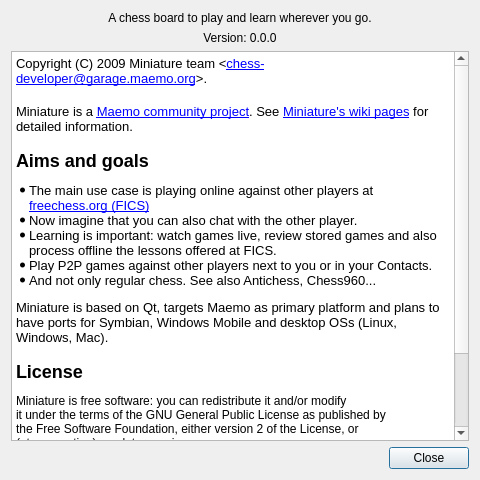
This is src/about.ui in mikhas/miniature as Qt 5 draws it before an edit. The edited form follows.
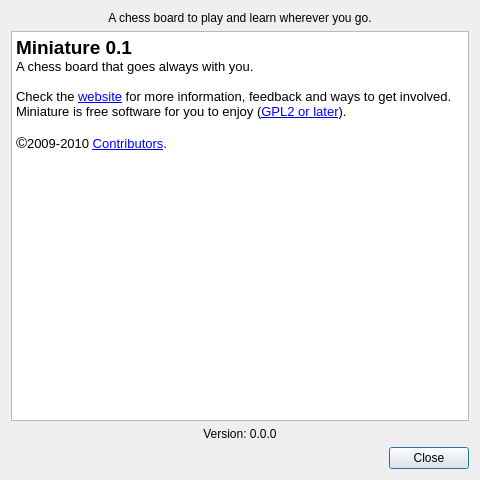
This is the edited form.

Commit message: Shortened "About" dialog

```diff
--- a/src/about.ui
+++ b/src/about.ui
@@ -27,16 +27,6 @@
      </property>
     </widget>
    </item>
-   <item>
-    <widget class="QLabel" name="version">
-     <property name="text">
-      <string>Version: 0.0.0</string>
-     </property>
-     <property name="alignment">
-      <set>Qt::AlignCenter</set>
-     </property>
-    </widget>
-   </item>
    <item>
     <widget class="QTextEdit" name="description">
      <property name="sizePolicy">
@@ -49,33 +39,29 @@
       <string>&lt;!DOCTYPE HTML PUBLIC &quot;-//W3C//DTD HTML 4.0//EN&quot; &quot;http://www.w3.org/TR/REC-html40/strict.dtd&quot;&gt;
 &lt;html&gt;&lt;head&gt;&lt;meta name=&quot;qrichtext&quot; content=&quot;1&quot; /&gt;&lt;style type=&quot;text/css&quot;&gt;
 p, li { white-space: pre-wrap; }
-&lt;/style&gt;&lt;/head&gt;&lt;body style=&quot; font-family:'Sans'; font-size:10pt; font-weight:400; font-style:normal;&quot;&gt;
-&lt;p style=&quot; margin-top:0px; margin-bottom:18px; margin-left:0px; margin-right:0px; -qt-block-indent:0; text-indent:0px;&quot;&gt;Copyright (C) 2009 Miniature team &amp;lt;&lt;a href=&quot;mailto:chess-developer@garage.maemo.org&amp;subject=About%20Miniature&quot;&gt;&lt;span style=&quot; text-decoration: underline; color:#0000ff;&quot;&gt;chess-developer@garage.maemo.org&lt;/span&gt;&lt;/a&gt;&amp;gt;.&lt;/p&gt;
-&lt;p style=&quot; margin-top:0px; margin-bottom:0px; margin-left:0px; margin-right:0px; -qt-block-indent:0; text-indent:0px;&quot;&gt;Miniature is a &lt;a href=&quot;http://maemo.org&quot;&gt;&lt;span style=&quot; text-decoration: underline; color:#0000ff;&quot;&gt;Maemo community project&lt;/span&gt;&lt;/a&gt;. See &lt;a href=&quot;http://wiki.maemo.org/Miniature&quot;&gt;&lt;span style=&quot; text-decoration: underline; color:#0000ff;&quot;&gt;Miniature's wiki pages&lt;/span&gt;&lt;/a&gt; for detailed information. &lt;/p&gt;
-&lt;p style=&quot; margin-top:16px; margin-bottom:12px; margin-left:0px; margin-right:0px; -qt-block-indent:0; text-indent:0px;&quot;&gt;&lt;span style=&quot; font-size:x-large; font-weight:600;&quot;&gt;Aims and goals&lt;/span&gt;&lt;/p&gt;
-&lt;ul style=&quot;-qt-list-indent: 1;&quot;&gt;&lt;li style=&quot; margin-top:12px; margin-bottom:0px; margin-left:-27px; margin-right:0px; -qt-block-indent:0; text-indent:0px;&quot;&gt;The main use case is playing online against other players at &lt;a href=&quot;http://www.freechess.org&quot;&gt;&lt;span style=&quot; text-decoration: underline; color:#0000ff;&quot;&gt;freechess.org (FICS)&lt;/span&gt;&lt;/a&gt;&lt;/li&gt;
-&lt;li style=&quot; margin-top:0px; margin-bottom:0px; margin-left:-27px; margin-right:0px; -qt-block-indent:0; text-indent:0px;&quot;&gt;Now imagine that you can also chat with the other player.&lt;/li&gt;
-&lt;li style=&quot; margin-top:0px; margin-bottom:0px; margin-left:-27px; margin-right:0px; -qt-block-indent:0; text-indent:0px;&quot;&gt;Learning is important: watch games live, review stored games and also process offline the lessons offered at FICS.&lt;/li&gt;
-&lt;li style=&quot; margin-top:0px; margin-bottom:0px; margin-left:-27px; margin-right:0px; -qt-block-indent:0; text-indent:0px;&quot;&gt;Play P2P games against other players next to you or in your Contacts.&lt;/li&gt;
-&lt;li style=&quot; margin-top:0px; margin-bottom:12px; margin-left:-27px; margin-right:0px; -qt-block-indent:0; text-indent:0px;&quot;&gt;And not only regular chess. See also Antichess, Chess960...&lt;/li&gt;&lt;/ul&gt;
-&lt;p style=&quot; margin-top:12px; margin-bottom:12px; margin-left:0px; margin-right:0px; -qt-block-indent:0; text-indent:0px;&quot;&gt;Miniature is based on Qt, targets Maemo as primary platform and plans to have ports for Symbian, Windows Mobile and desktop OSs (Linux, Windows, Mac).&lt;/p&gt;
-&lt;p style=&quot; margin-top:16px; margin-bottom:12px; margin-left:0px; margin-right:0px; -qt-block-indent:0; text-indent:0px;&quot;&gt;&lt;span style=&quot; font-size:x-large; font-weight:600;&quot;&gt;License&lt;/span&gt;&lt;/p&gt;
-&lt;p align=&quot;justify&quot; style=&quot; margin-top:0px; margin-bottom:0px; margin-left:0px; margin-right:0px; -qt-block-indent:0; text-indent:0px;&quot;&gt;&lt;span style=&quot; font-size:9pt;&quot;&gt;Miniature is free software: you can redistribute it and/or modify&lt;/span&gt;&lt;/p&gt;
-&lt;p align=&quot;justify&quot; style=&quot; margin-top:0px; margin-bottom:0px; margin-left:0px; margin-right:0px; -qt-block-indent:0; text-indent:0px;&quot;&gt;&lt;span style=&quot; font-size:9pt;&quot;&gt;it under the terms of the GNU General Public License as published by&lt;/span&gt;&lt;/p&gt;
-&lt;p align=&quot;justify&quot; style=&quot; margin-top:0px; margin-bottom:0px; margin-left:0px; margin-right:0px; -qt-block-indent:0; text-indent:0px;&quot;&gt;&lt;span style=&quot; font-size:9pt;&quot;&gt;the Free Software Foundation, either version 2 of the License, or&lt;/span&gt;&lt;/p&gt;
-&lt;p align=&quot;justify&quot; style=&quot; margin-top:0px; margin-bottom:0px; margin-left:0px; margin-right:0px; -qt-block-indent:0; text-indent:0px;&quot;&gt;&lt;span style=&quot; font-size:9pt;&quot;&gt;(at your option) any later version.&lt;/span&gt;&lt;/p&gt;
-&lt;p align=&quot;justify&quot; style=&quot; margin-top:0px; margin-bottom:0px; margin-left:0px; margin-right:0px; -qt-block-indent:0; text-indent:0px;&quot;&gt;&lt;span style=&quot; font-size:9pt;&quot;&gt;Miniature is distributed in the hope that it will be useful,&lt;/span&gt;&lt;/p&gt;
-&lt;p align=&quot;justify&quot; style=&quot; margin-top:0px; margin-bottom:0px; margin-left:0px; margin-right:0px; -qt-block-indent:0; text-indent:0px;&quot;&gt;&lt;span style=&quot; font-size:9pt;&quot;&gt;but WITHOUT ANY WARRANTY; without even the implied warranty of&lt;/span&gt;&lt;/p&gt;
-&lt;p align=&quot;justify&quot; style=&quot; margin-top:0px; margin-bottom:0px; margin-left:0px; margin-right:0px; -qt-block-indent:0; text-indent:0px;&quot;&gt;&lt;span style=&quot; font-size:9pt;&quot;&gt;MERCHANTABILITY or FITNESS FOR A PARTICULAR PURPOSE.  See the&lt;/span&gt;&lt;/p&gt;
-&lt;p align=&quot;justify&quot; style=&quot; margin-top:0px; margin-bottom:0px; margin-left:0px; margin-right:0px; -qt-block-indent:0; text-indent:0px;&quot;&gt;&lt;span style=&quot; font-size:9pt;&quot;&gt;GNU General Public License for more details.&lt;/span&gt;&lt;/p&gt;
-&lt;p align=&quot;justify&quot; style=&quot; margin-top:0px; margin-bottom:0px; margin-left:0px; margin-right:0px; -qt-block-indent:0; text-indent:0px;&quot;&gt;&lt;span style=&quot; font-size:9pt;&quot;&gt;You should have received a copy of the GNU General Public License&lt;/span&gt;&lt;/p&gt;
-&lt;p align=&quot;justify&quot; style=&quot; margin-top:0px; margin-bottom:0px; margin-left:0px; margin-right:0px; -qt-block-indent:0; text-indent:0px;&quot;&gt;&lt;span style=&quot; font-size:9pt;&quot;&gt;along with Miniature. If not, see &lt;/span&gt;&lt;a href=&quot;http://www.gnu.org/licenses/&quot;&gt;&lt;span style=&quot; font-size:9pt; text-decoration: underline; color:#0000ff;&quot;&gt;http://www.gnu.org/licenses/&lt;/span&gt;&lt;/a&gt;&lt;span style=&quot; font-size:9pt;&quot;&gt;.&lt;/span&gt;&lt;/p&gt;&lt;/body&gt;&lt;/html&gt;</string>
+&lt;/style&gt;&lt;/head&gt;&lt;body style=&quot; font-family:'Sans'; font-size:11pt; font-weight:400; font-style:normal;&quot;&gt;
+&lt;p style=&quot; margin-top:0px; margin-bottom:0px; margin-left:0px; margin-right:0px; -qt-block-indent:0; text-indent:0px;&quot;&gt;&lt;span style=&quot; font-size:14pt; font-weight:600;&quot;&gt;Miniature 0.1&lt;/span&gt;&lt;span style=&quot; font-size:10pt;&quot;&gt; &lt;/span&gt;&lt;/p&gt;
+&lt;p style=&quot; margin-top:0px; margin-bottom:0px; margin-left:0px; margin-right:0px; -qt-block-indent:0; text-indent:0px;&quot;&gt;&lt;span style=&quot; font-size:10pt;&quot;&gt;A chess board that goes always with you.&lt;/span&gt;&lt;/p&gt;
+&lt;p style=&quot;-qt-paragraph-type:empty; margin-top:0px; margin-bottom:0px; margin-left:0px; margin-right:0px; -qt-block-indent:0; text-indent:0px; font-size:10pt;&quot;&gt;&lt;/p&gt;
+&lt;p style=&quot; margin-top:0px; margin-bottom:0px; margin-left:0px; margin-right:0px; -qt-block-indent:0; text-indent:0px;&quot;&gt;&lt;span style=&quot; font-size:10pt;&quot;&gt;Check the &lt;/span&gt;&lt;a href=&quot;http://wiki.maemo.org/Miniature&quot;&gt;&lt;span style=&quot; font-size:10pt; text-decoration: underline; color:#0000ff;&quot;&gt;website&lt;/span&gt;&lt;/a&gt;&lt;span style=&quot; font-size:10pt;&quot;&gt; for more information, feedback and ways to get involved. Miniature is free software for you to enjoy (&lt;/span&gt;&lt;a href=&quot;http://creativecommons.org/licenses/GPL/2.0/&quot;&gt;&lt;span style=&quot; font-size:10pt; text-decoration: underline; color:#0000ff;&quot;&gt;GPL2 or later&lt;/span&gt;&lt;/a&gt;&lt;span style=&quot; font-size:10pt;&quot;&gt;).&lt;/span&gt;&lt;/p&gt;
+&lt;p style=&quot;-qt-paragraph-type:empty; margin-top:0px; margin-bottom:0px; margin-left:0px; margin-right:0px; -qt-block-indent:0; text-indent:0px; font-size:10pt;&quot;&gt;&lt;/p&gt;
+&lt;p style=&quot; margin-top:0px; margin-bottom:0px; margin-left:0px; margin-right:0px; -qt-block-indent:0; text-indent:0px;&quot;&gt;©&lt;span style=&quot; font-size:10pt;&quot;&gt;2009-2010 &lt;/span&gt;&lt;a href=&quot;http://wiki.maemo.org/Miniature#Contributors&quot;&gt;&lt;span style=&quot; font-size:10pt; text-decoration: underline; color:#0000ff;&quot;&gt;Contributors&lt;/span&gt;&lt;/a&gt;&lt;span style=&quot; font-size:10pt;&quot;&gt;.&lt;/span&gt;&lt;/p&gt;&lt;/body&gt;&lt;/html&gt;</string>
      </property>
      <property name="textInteractionFlags">
       <set>Qt::LinksAccessibleByKeyboard|Qt::LinksAccessibleByMouse|Qt::TextBrowserInteraction|Qt::TextSelectableByKeyboard|Qt::TextSelectableByMouse</set>
      </property>
     </widget>
    </item>
+   <item>
+    <widget class="QLabel" name="version">
+     <property name="text">
+      <string>Version: 0.0.0</string>
+     </property>
+     <property name="alignment">
+      <set>Qt::AlignCenter</set>
+     </property>
+    </widget>
+   </item>
    <item>
     <widget class="QDialogButtonBox" name="buttons">
      <property name="sizePolicy">
```
